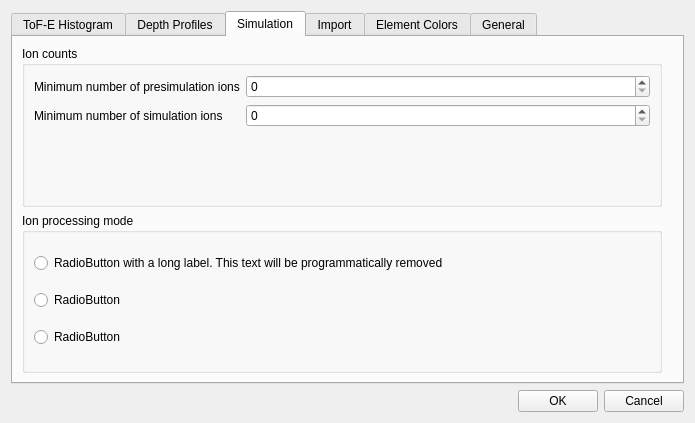
Above: ui_files/ui_global_settings.ui from JYU-IBA/potku before the change. Below: the same form after it.
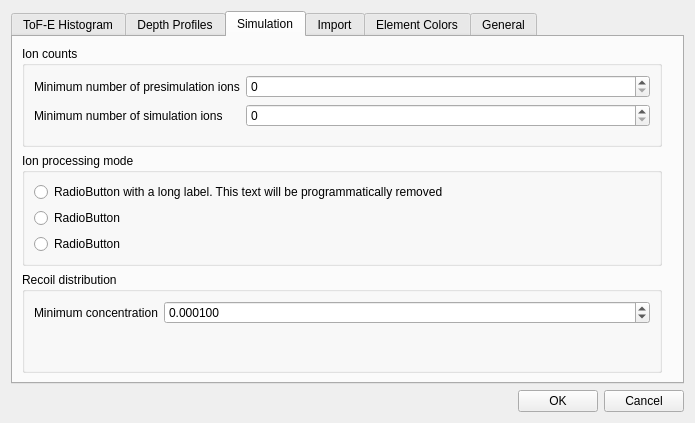
That is the form after the change. The open tabs and pages were chosen to show the change.

Diff of the .ui file:
```diff
--- a/ui_files/ui_global_settings.ui
+++ b/ui_files/ui_global_settings.ui
@@ -537,6 +537,38 @@
          </layout>
         </widget>
        </item>
+       <item row="2" column="0">
+        <widget class="QGroupBox" name="groupBox_9">
+         <property name="title">
+          <string>Recoil distribution</string>
+         </property>
+         <layout class="QFormLayout" name="formLayout_3">
+          <item row="0" column="0">
+           <widget class="QLabel" name="label_10">
+            <property name="text">
+             <string>Minimum concentration</string>
+            </property>
+           </widget>
+          </item>
+          <item row="0" column="1">
+           <widget class="QDoubleSpinBox" name="min_conc_spinbox">
+            <property name="decimals">
+             <number>6</number>
+            </property>
+            <property name="minimum">
+             <double>0.000001000000000</double>
+            </property>
+            <property name="singleStep">
+             <double>0.000100000000000</double>
+            </property>
+            <property name="value">
+             <double>0.000100000000000</double>
+            </property>
+           </widget>
+          </item>
+         </layout>
+        </widget>
+       </item>
       </layout>
      </widget>
      <widget class="QWidget" name="tab_5">
```
Left out of the diff: 12 changed lines with no effect on the pictures.
